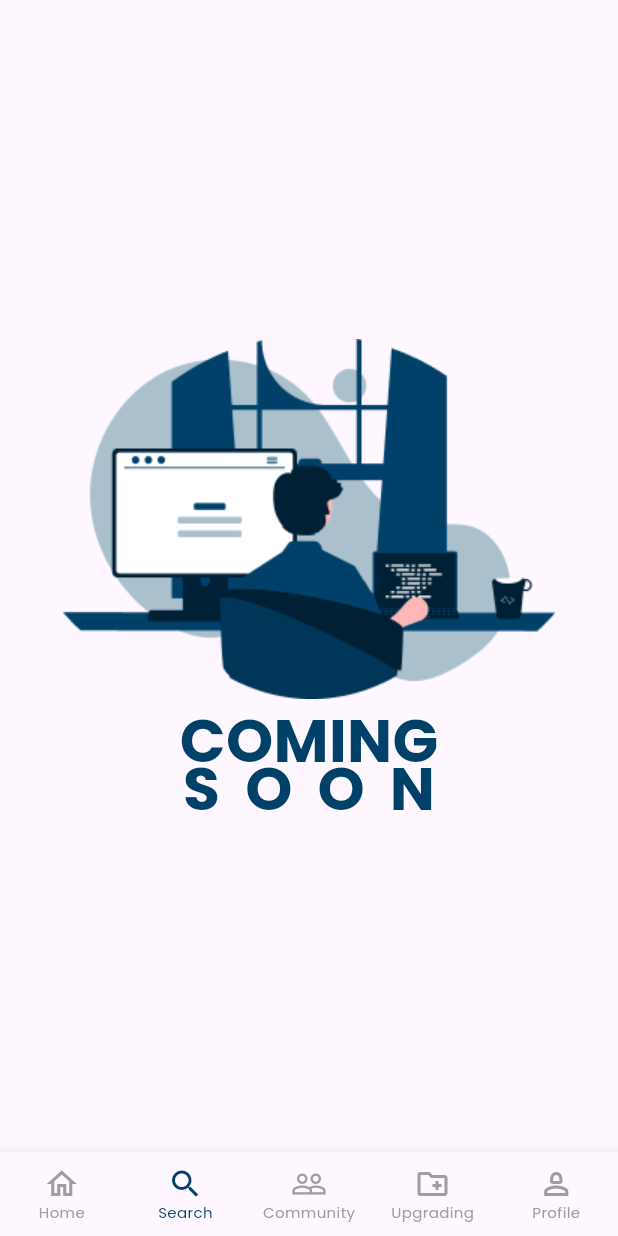
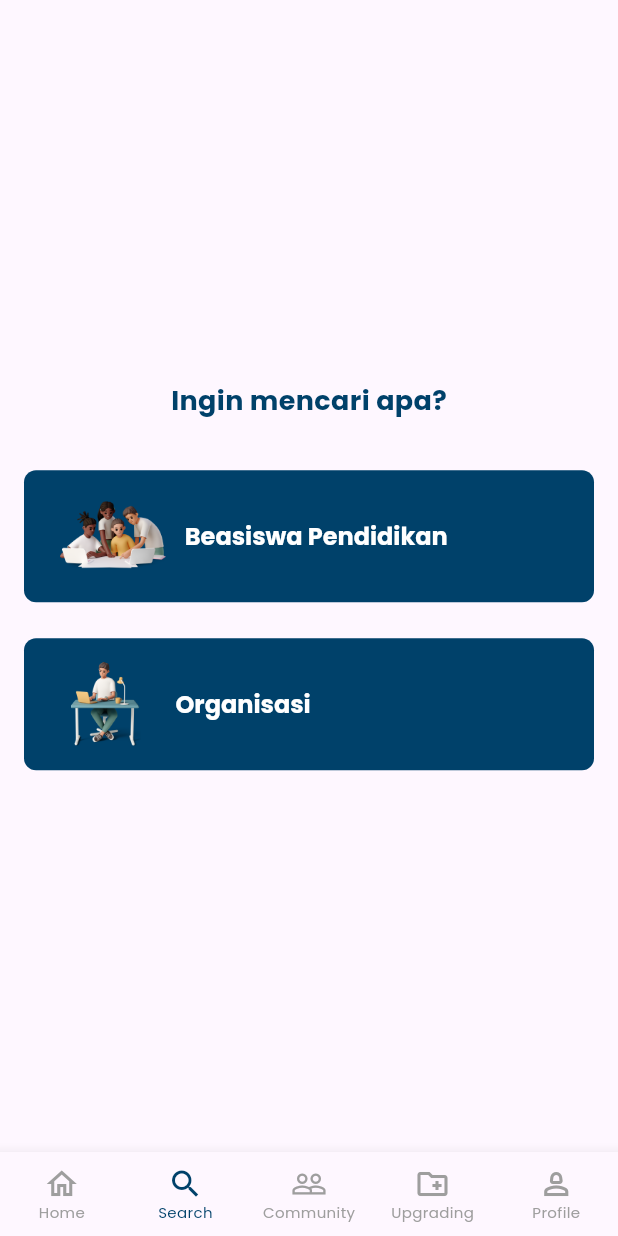
Before and after one commit to ahargunyllib/upgrading, a Flutter app: the SearchPage screen opened by its route, on a phone screen of 412 x 824 dp. Run offline on Flutter 3.47's test engine with Material 3 defaults, Android fonts, the phone set to English and light mode, and no system bars; our stand-ins replace cloud_firestore, firebase_auth, firebase_core, firebase_storage, google_fonts, google_sign_in and 1 more; accounts and stored records are empty.

Commit message:
style: adding search page

```diff
--- a/lib/main.dart
+++ b/lib/main.dart
@@ -1,6 +1,7 @@
 import 'package:firebase_core/firebase_core.dart';
 import 'package:flutter/material.dart';
 import 'package:upgrading/firebase_options.dart';
+import 'package:upgrading/views/coming_soon_page.dart';
 import 'package:upgrading/views/community/community_page.dart';
 import 'package:upgrading/views/home/home_page.dart';
 import 'package:upgrading/views/upgrading/konsultasi/chat_page.dart';
@@ -65,6 +66,7 @@ class _MainAppState extends State<MainApp> {
         CommunityPage.routeName: (context) => const CommunityPage(),
         UpgradingPage.routeName: (context) => const UpgradingPage(),
         ProfilePage.routeName: (context) => const ProfilePage(),
+        ComingSoonPage.routeName: (context) => const ComingSoonPage(),
         VideoPersiapanPage.routeName: (context) => const VideoPersiapanPage(),
         KonsultasiPage.routeName: (context) => const KonsultasiPage(),
         PremiumPaymentPage.routeName: (context) => const PremiumPaymentPage(),
--- a/lib/views/search/search_page.dart
+++ b/lib/views/search/search_page.dart
@@ -1,5 +1,6 @@
 import 'package:flutter/material.dart';
 import 'package:google_fonts/google_fonts.dart';
+import 'package:upgrading/views/coming_soon_page.dart';
 
 import '../../core/constant.dart';
 
@@ -57,25 +58,45 @@ class SearchPage extends StatelessWidget {
           ),
         ),
         body: Center(
-          child: Column(
-            mainAxisAlignment: MainAxisAlignment.center,
-            children: [
-              Image.asset("assets/images/coming-soon-icon.png"),
-              const SizedBox(height: 12),
-              Text("COMING",
-                  style: GoogleFonts.poppins(
-                      fontSize: 40,
-                      fontWeight: FontWeight.w700,
-                      color: theme.primaryColor,
-                      height: 0.8)),
-              Text("SOON",
-                  style: GoogleFonts.poppins(
-                      fontSize: 40,
-                      fontWeight: FontWeight.w700,
-                      color: theme.primaryColor,
-                      letterSpacing: 16.8,
-                      height: 0.8)),
-            ],
+          child: Padding(
+            padding: const EdgeInsets.symmetric(horizontal: 16),
+            child: Column(
+              mainAxisAlignment: MainAxisAlignment.center,
+              children: [
+                const Text("Ingin mencari apa?"),
+                const SizedBox(height: 33),
+                ListTile(
+                  leading: Image.asset(
+                    "assets/images/beasiswa-icon.png",
+                    height: 118,
+                    // width: 150,
+                    fit: BoxFit.contain,
+                  ),
+                  title: const Text("Beasiswa Pendidikan"),
+                  contentPadding:
+                      const EdgeInsets.symmetric(vertical: 16, horizontal: 24),
+                  horizontalTitleGap: 12,
+                  onTap: () {
+                    Navigator.of(context).pushNamed(ComingSoonPage.routeName);
+                  },
+                ),
+                const SizedBox(height: 24),
+                ListTile(
+                  leading: Image.asset(
+                    "assets/images/organisasi-icon.png",
+                    height: 118,
+                    width: 61,
+                    fit: BoxFit.contain,
+                  ),
+                  title: const Text("Organisasi"),
+                  contentPadding:
+                      const EdgeInsets.symmetric(vertical: 16, horizontal: 24),
+                  onTap: () {
+                    Navigator.of(context).pushNamed(ComingSoonPage.routeName);
+                  },
+                )
+              ],
+            ),
           ),
         ));
   }
```
Also changed, not shown: assets/images/beasiswa-icon.png (added), assets/images/organisasi-icon.png (added).
